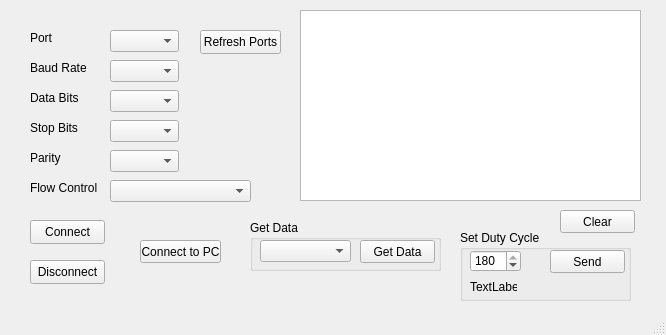
The window that mainwindow.ui (doub1eG/QtECHs) describes before a commit, drawn with Qt 5.
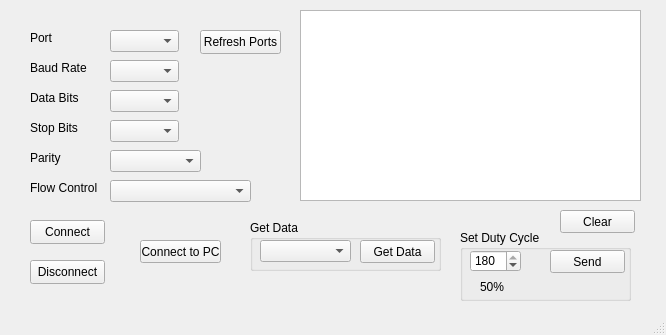
The same window after the commit.

Patch:
```diff
--- a/mainwindow.ui
+++ b/mainwindow.ui
@@ -140,7 +140,7 @@
      <rect>
       <x>110</x>
       <y>150</y>
-      <width>69</width>
+      <width>91</width>
       <height>22</height>
      </rect>
     </property>
@@ -271,14 +271,14 @@
     <widget class="QLabel" name="labe_toPersent">
      <property name="geometry">
       <rect>
-       <x>10</x>
+       <x>20</x>
        <y>50</y>
        <width>47</width>
        <height>13</height>
       </rect>
      </property>
      <property name="text">
-      <string>TextLabel</string>
+      <string>50%</string>
      </property>
     </widget>
    </widget>
```
Left out of the diff: 38 changed lines with no effect on the pictures.
